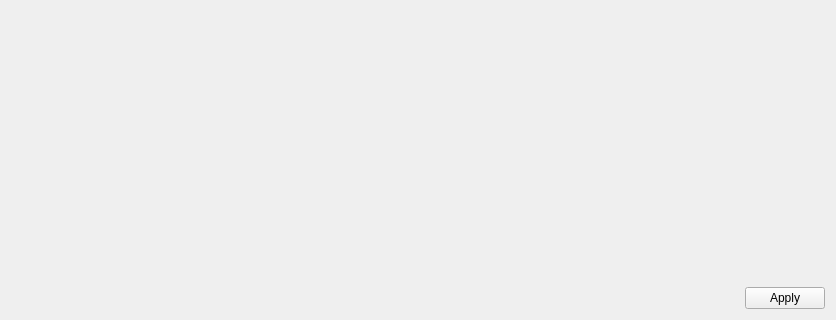
Qt form solarviewer/resource/data_tool.ui (RobertJaro/solar-viewer) before a commit; both pictures show x 0 to 836 and y 361 to 681 of the 836 by 681 pixel window.
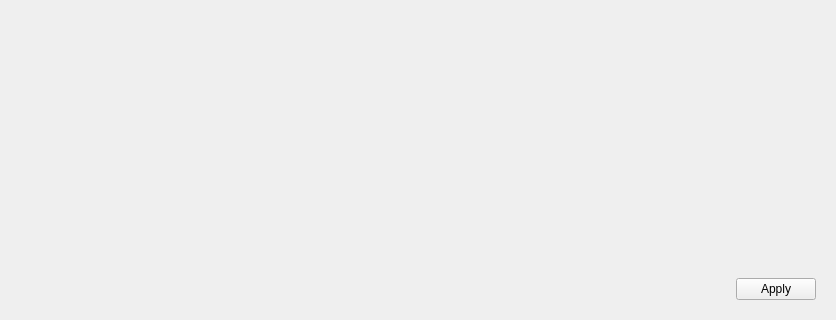
The same form after that commit.

Commit message: added scroll area to tools, fixed contrast bugs, added contrast adjustment around peak

```diff
--- a/solarviewer/resource/data_tool.ui
+++ b/solarviewer/resource/data_tool.ui
@@ -13,15 +13,47 @@
         <property name="windowTitle">
             <string>Form</string>
         </property>
-        <layout class="QVBoxLayout" name="verticalLayout">
+        <layout class="QVBoxLayout">
             <item>
-                <widget class="QWidget" name="content" native="true"/>
+                <widget class="QScrollArea" name="scrollArea">
+                    <property name="frameShape">
+                        <enum>QFrame::NoFrame</enum>
+                    </property>
+                    <property name="frameShadow">
+                        <enum>QFrame::Plain</enum>
+                    </property>
+                    <property name="horizontalScrollBarPolicy">
+                        <enum>Qt::ScrollBarAlwaysOff</enum>
+                    </property>
+                    <property name="sizeAdjustPolicy">
+                        <enum>QAbstractScrollArea::AdjustToContents</enum>
+                    </property>
+                    <property name="widgetResizable">
+                        <bool>true</bool>
+                    </property>
+                    <widget class="QWidget" name="content">
+                        <property name="geometry">
+                            <rect>
+                                <x>0</x>
+                                <y>0</y>
+                                <width>814</width>
+                                <height>602</height>
+                            </rect>
+                        </property>
+                    </widget>
+                </widget>
             </item>
             <item>
-                <widget class="QDialogButtonBox" name="button_box">
-                    <property name="standardButtons">
-                        <set>QDialogButtonBox::Apply</set>
-                    </property>
+                <widget class="QWidget" name="widget" native="true">
+                    <layout class="QVBoxLayout" name="verticalLayout_2">
+                        <item>
+                            <widget class="QDialogButtonBox" name="button_box">
+                                <property name="standardButtons">
+                                    <set>QDialogButtonBox::Apply</set>
+                                </property>
+                            </widget>
+                        </item>
+                    </layout>
                 </widget>
             </item>
         </layout>
```
The commit also changes 6 other files.
